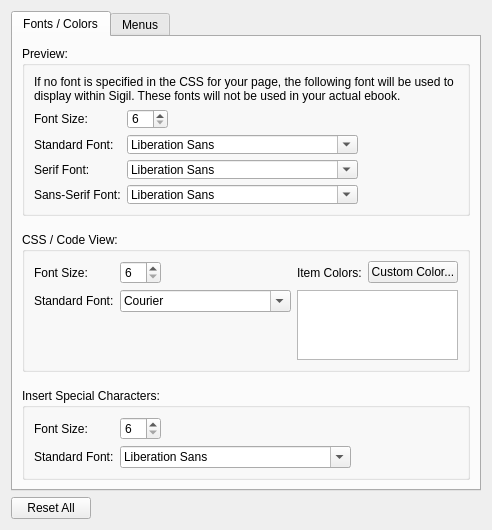
Qt form src/Form_Files/PAppearanceWidget.ui (Sigil-Ebook/Sigil) before a commit.
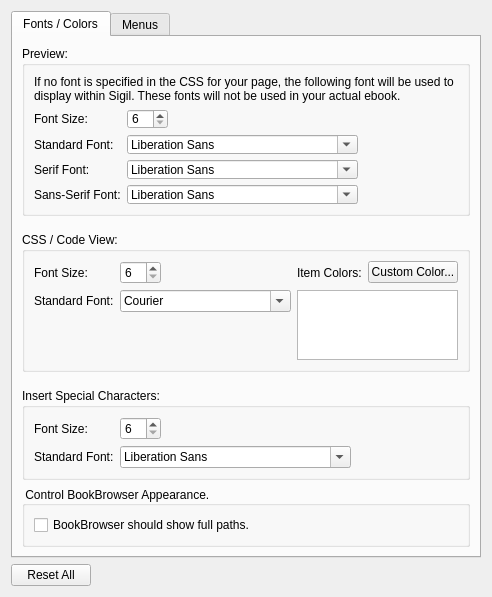
The same form after that commit.

Commit message: add Appearance pref for BookBrowser show bookpath or not

What changed in the file:
```diff
--- a/src/Form_Files/PAppearanceWidget.ui
+++ b/src/Form_Files/PAppearanceWidget.ui
@@ -368,6 +368,37 @@
          </layout>
         </widget>
        </item>
+       
+       <item>
+        <widget class="QGroupBox" name="groupBox_3a">
+         <property name="toolTip">
+          <string>Determine if the BookBrowser should show full paths</string>
+         </property>
+         <property name="title">
+          <string> Control BookBrowser Appearance.</string>
+         </property>
+         <property name="alignment">
+          <set>Qt::AlignLeading|Qt::AlignLeft|Qt::AlignVCenter</set>
+         </property>
+         <layout class="QGridLayout" name="gridLayout_3a">
+          <item row="0" column="0">
+           <widget class="QCheckBox" name="ShowFullPath">
+            <property name="toolTip">
+             <string>Check to make BookBrowser show full paths.</string>
+            </property>
+            <property name="text">
+             <string>BookBrowser should show full paths.</string>
+            </property>
+            <property name="checked">
+             <bool>false</bool>
+            </property>
+           </widget>
+          </item>
+         </layout>
+        </widget>
+       </item>
+
+
        <item>
         <spacer name="verticalSpacer">
          <property name="orientation">
```
The commit also changes 9 other files.
